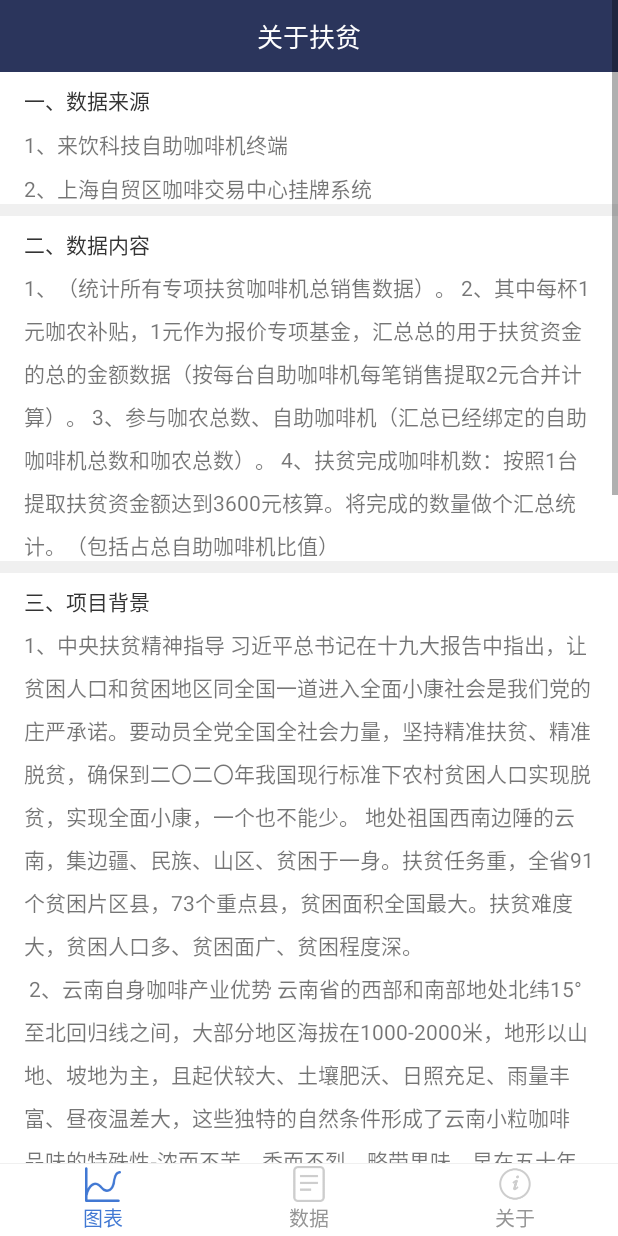
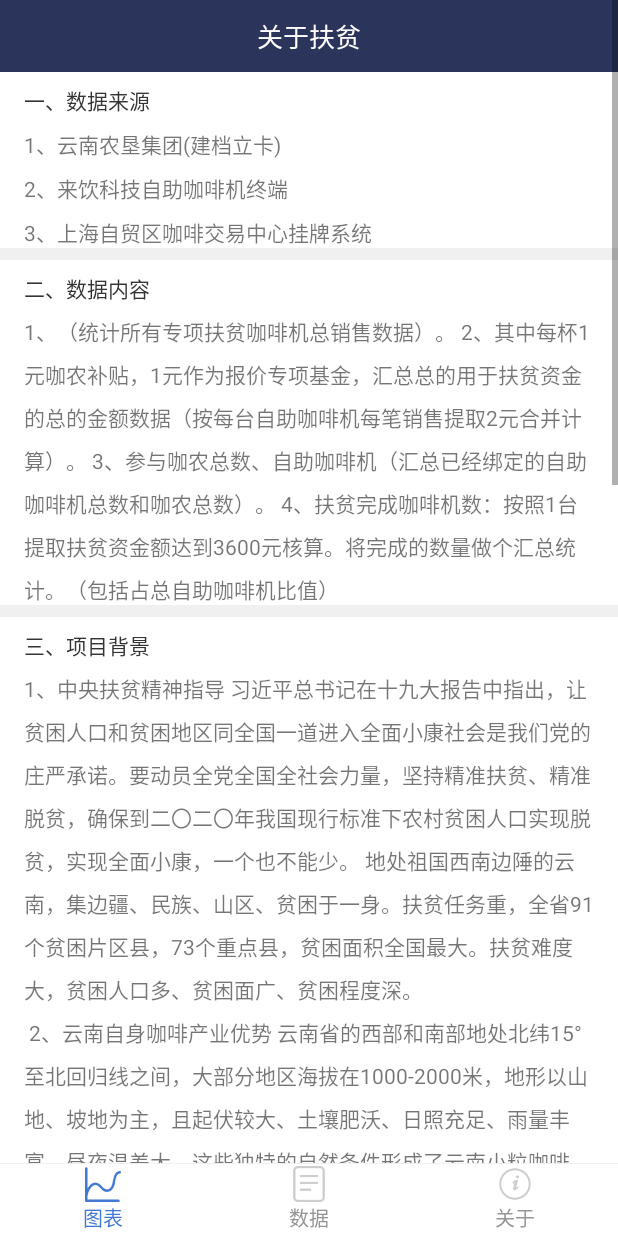
Before and after one commit to yitouwushui/CoffeeSP, an Android app: the fragment AboutFragment placed in its activity, on a phone screen of 412 x 824 dp. Run offline under Robolectric (Android 15) with nearby library versions, the phone set to English and light mode, and no system bars; our stand-ins replace ButterKnife.

```diff
--- a/app/src/main/res/layout/fragment_about.xml
+++ b/app/src/main/res/layout/fragment_about.xml
@@ -49,7 +49,16 @@
             android:layout_marginRight="16dp"
             android:layout_marginTop="8dp"
             android:lineSpacingExtra="8dp"
-            android:text="1、来饮科技自助咖啡机终端" />
+            android:text="1、云南农垦集团(建档立卡)" />
+
+        <TextView
+            android:layout_width="match_parent"
+            android:layout_height="wrap_content"
+            android:layout_marginLeft="16dp"
+            android:layout_marginRight="16dp"
+            android:layout_marginTop="8dp"
+            android:lineSpacingExtra="8dp"
+            android:text="2、来饮科技自助咖啡机终端 " />
 
         <TextView
             android:id="@+id/textView6"
@@ -59,7 +68,7 @@
             android:layout_marginRight="16dp"
             android:layout_marginTop="8dp"
             android:lineSpacingExtra="8dp"
-            android:text="2、上海自贸区咖啡交易中心挂牌系统" />
+            android:text="3、上海自贸区咖啡交易中心挂牌系统" />
         <View
             android:background="@color/main_background"
             android:layout_width="match_parent"
@@ -134,6 +143,11 @@
             android:layout_marginTop="8dp"
             android:lineSpacingExtra="8dp"
             android:text="@string/fragment_about_description_of_project" />
+
+        <View
+            android:background="@color/main_background"
+            android:layout_width="match_parent"
+            android:layout_height="8dp"/>
     </LinearLayout>
 
 
--- a/app/src/main/res/layout/fragment_data.xml
+++ b/app/src/main/res/layout/fragment_data.xml
@@ -86,7 +86,8 @@
         android:id="@+id/recycler"
         class="android.support.v7.widget.RecyclerView"
         android:layout_width="match_parent"
-        android:layout_height="match_parent" />
+        android:layout_height="match_parent"
+        android:background="@color/main_background" />
 
     <!--    <TableLayout
             android:layout_width="match_parent"
--- a/app/src/main/res/layout/fragment_total_sales.xml
+++ b/app/src/main/res/layout/fragment_total_sales.xml
@@ -112,7 +112,7 @@
 
         <TextView
             android:layout_width="match_parent"
-            android:layout_height="wrap_content"
+            android:layout_height="32dp"
             android:gravity="center"
             android:textSize="10sp"
             android:textColor="@android:color/black"
--- a/app/src/main/res/layout/item_home_member_list.xml
+++ b/app/src/main/res/layout/item_home_member_list.xml
@@ -2,9 +2,10 @@
 <LinearLayout xmlns:android="http://schemas.android.com/apk/res/android"
     xmlns:app="http://schemas.android.com/apk/res-auto"
     android:layout_width="match_parent"
-    android:layout_height="wrap_content"
+    android:layout_height="40dp"
     android:gravity="center_vertical"
-    android:layout_marginTop="16dp"
+    android:layout_marginTop="8dp"
+    android:background="@android:color/white"
     android:orientation="horizontal">
 
 
```
Also changed, not shown: MPChartLib/src/main/java/com/github/mikephil/charting/renderer/BarChartRenderer.java (+36 -11 lines), app/src/main/res/drawable/icon_a.png. Lines whose indentation alone changed are shown as unchanged.
